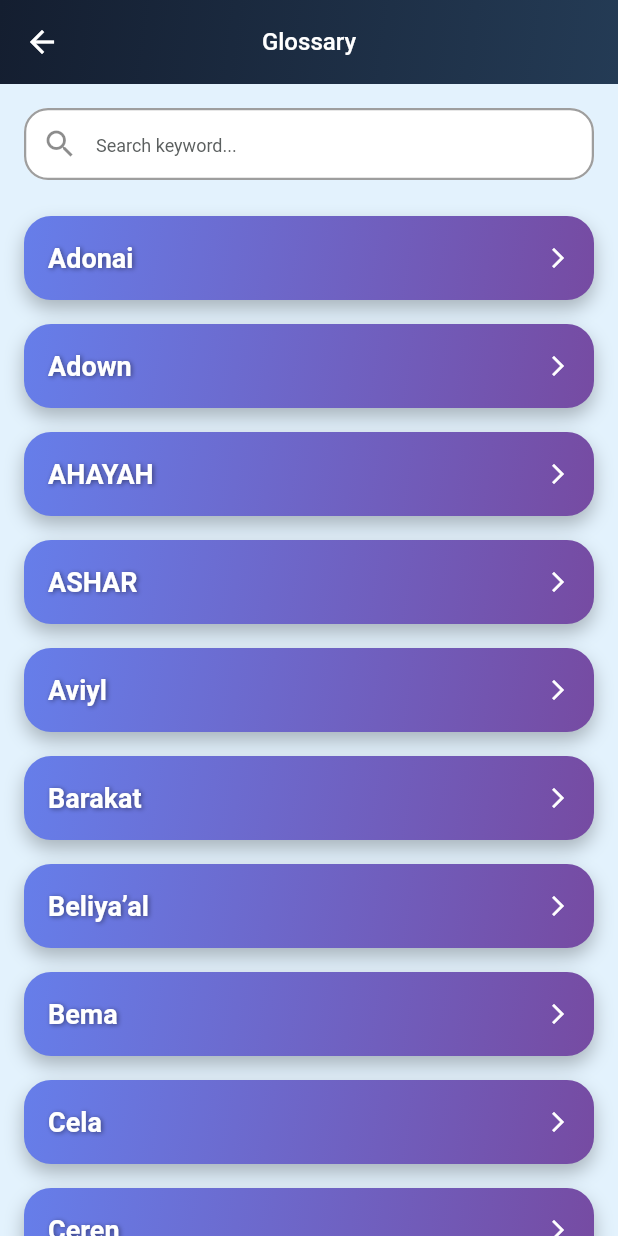
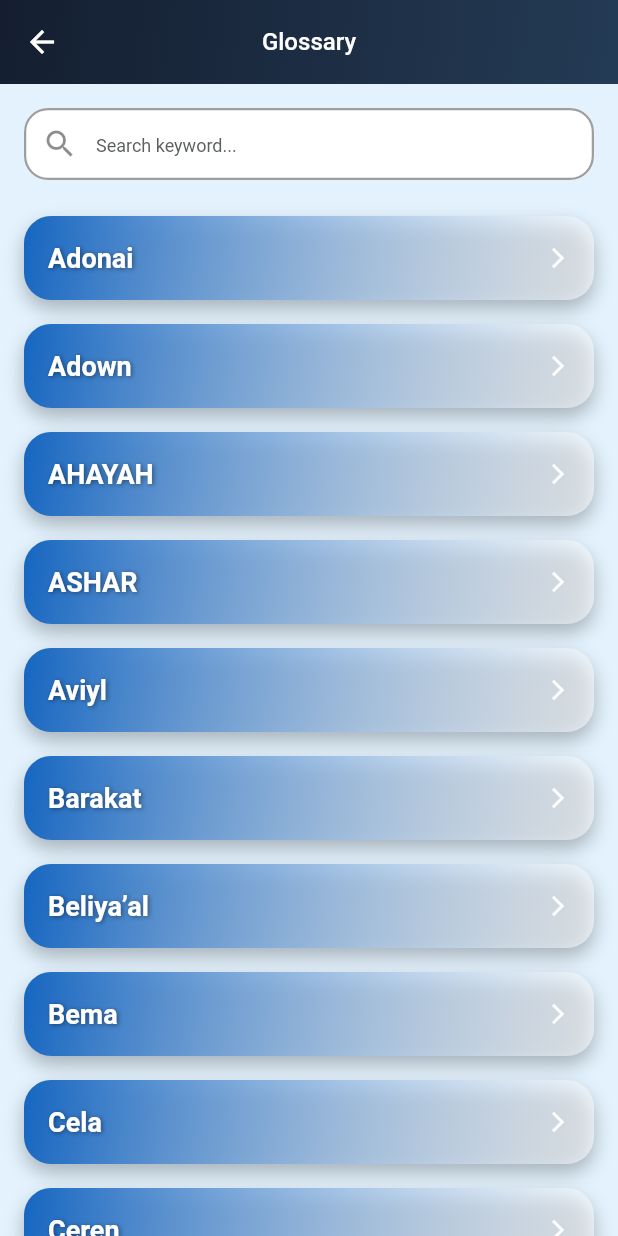
Before and after one commit to backbencherstudio/dr_oplawrence_bible, a Flutter app: the GlossaryScreen screen opened by its route, on a phone screen of 412 x 824 dp. Run offline on Flutter 3.47's test engine with Material 3 defaults, Android fonts, the phone set to English and light mode, and no system bars; our stand-ins replace connectivity_plus, dio, file_picker, flutter_riverpod, flutter_screenutil, flutter_svg and 5 more; accounts and stored records are empty.

Commit message:
change glossary container color

```diff
--- a/lib/presentation/book/screens/glossary/glossary_screen.dart
+++ b/lib/presentation/book/screens/glossary/glossary_screen.dart
@@ -169,10 +169,14 @@ class _GlossaryScreenState extends State<GlossaryScreen>
                           child: Container(
                             decoration: BoxDecoration(
                               borderRadius: BorderRadius.circular(18),
-                              gradient: const LinearGradient(
+                              gradient: LinearGradient(
                                 colors: [
-                                  Color(0xFF667EEA),
-                                  Color(0xFF764BA2),
+                                  // Color(0xFF667EEA),
+                                  // Color(0xFF764BA2),
+
+                                  Colors.blue.shade800,
+                                  Colors.white54,
+
                                 ],
                                 begin: Alignment.topLeft,
                                 end: Alignment.bottomRight,
```
